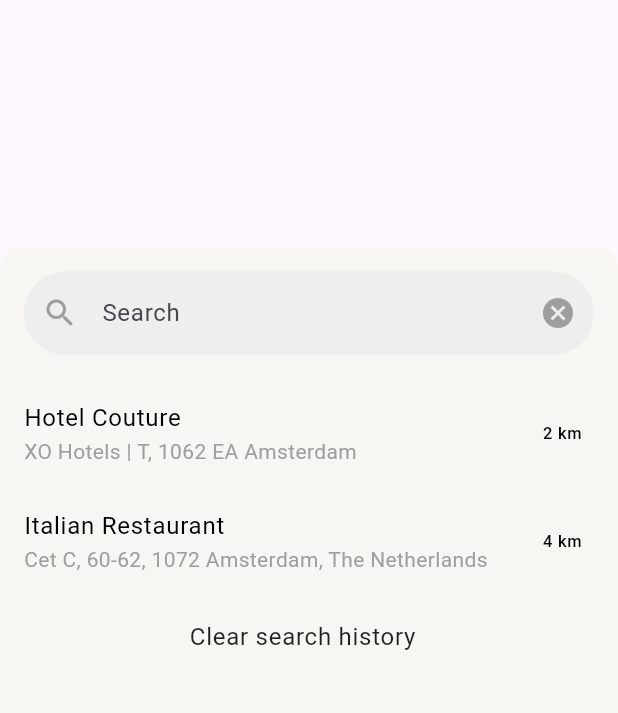
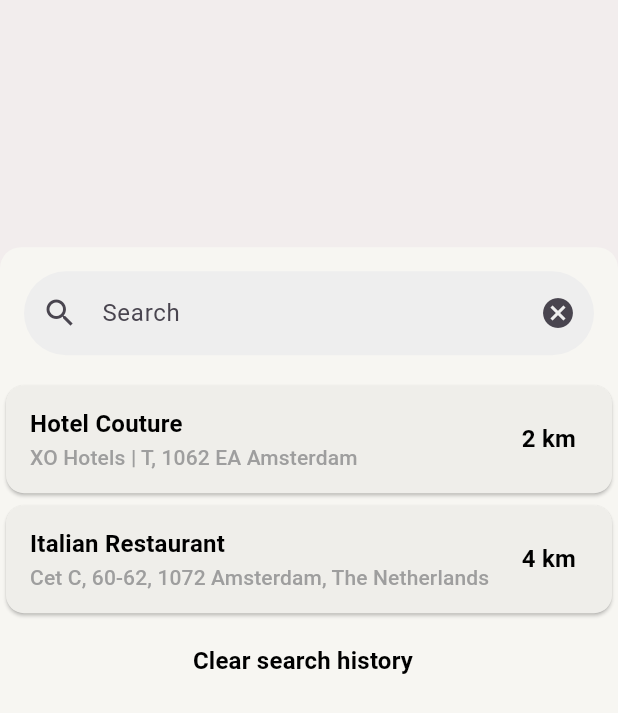
Before and after one commit to efedotof/GeoNotes, a Flutter app: the SearchScreen widget shown alone on an empty page, opened directly, on a phone screen of 412 x 824 dp. Shown: the top 713 px of the screen. Run offline on Flutter 3.47's test engine with Material 3 defaults, Android fonts, the phone set to English and light mode, and no system bars; our stand-ins replace auto_route, bloc, equatable, flutter_bloc, flutter_compass, flutter_map and 5 more; accounts and stored records are empty.

```diff
--- a/lib/features/map/cubit/map_state.dart
+++ b/lib/features/map/cubit/map_state.dart
@@ -11,8 +11,9 @@
 
 class MapLocationUpdated extends MapState {
   final LatLng location;
+  final String cityName;
 
-  const MapLocationUpdated({required this.location});
+  const MapLocationUpdated( {required this.location, required this.cityName,});
 
   @override
   List<Object?> get props => [location];
--- a/lib/features/search/view/search_screen.dart
+++ b/lib/features/search/view/search_screen.dart
@@ -28,9 +28,9 @@
                 child: TextField(
                   decoration: InputDecoration(
                     hintText: 'Search',
-                    prefixIcon: const Icon(Icons.search, color: Colors.grey),
+                    prefixIcon: const Icon(Icons.search),
                     suffixIcon: IconButton(
-                      icon: const Icon(Icons.cancel, color: Colors.grey),
+                      icon: const Icon(Icons.cancel),
                       onPressed: () {
 
                       },
@@ -44,27 +44,31 @@
                   ),
                 ),
               ),
-              ListTile(
-                title: const Text('Hotel Couture', style: TextStyle(color: Colors.black)),
-                subtitle: const Text('XO Hotels | T, 1062 EA Amsterdam', style: TextStyle(color: Colors.grey)),
-                trailing: const Text('2 km', style: TextStyle(color: Colors.black)),
+              Card(
+                child: ListTile(
+                  title:  Text('Hotel Couture', style: Theme.of(context).textTheme.titleMedium),
+                  subtitle:  Text('XO Hotels | T, 1062 EA Amsterdam', style: Theme.of(context).textTheme.titleSmall),
+                  trailing:  Text('2 km', style: Theme.of(context).textTheme.titleMedium),
                   onTap: () {
 
                   },
                 ),
-              ListTile(
-                title: const Text('Italian Restaurant', style: TextStyle(color: Colors.black)),
-                subtitle: const Text('Cet C, 60-62, 1072 Amsterdam, The Netherlands', style: TextStyle(color: Colors.grey)),
-                trailing: const Text('4 km', style: TextStyle(color: Colors.black)),
+              ),
+              Card(
+                child: ListTile(
+                  title:  Text('Italian Restaurant', style: Theme.of(context).textTheme.titleMedium),
+                  subtitle:  Text('Cet C, 60-62, 1072 Amsterdam, The Netherlands', style: Theme.of(context).textTheme.titleSmall),
+                  trailing:  Text('4 km', style: Theme.of(context).textTheme.titleMedium),
                   onTap: () {
 
                   },
                 ),
+              ),
               ListTile(
-                title: const Text(
+                title:  Text(
                   'Clear search history',
                   textAlign: TextAlign.center,
-                  style: TextStyle(color: Colors.black87),
+                  style:Theme.of(context).textTheme.titleMedium,
                 ),
                 onTap: () {
 
--- a/lib/main.dart
+++ b/lib/main.dart
@@ -11,8 +11,7 @@
 import 'route/app_route.dart';
 
 void main() async {
-  WidgetsFlutterBinding.
-  ensureInitialized();
+  WidgetsFlutterBinding.ensureInitialized();
 
   await SystemChrome.setPreferredOrientations([
     DeviceOrientation.portraitUp,
@@ -50,7 +49,7 @@
     return BlocBuilder<ThemeCubit, ThemeState>(
       builder: (context, state) {
         return MaterialApp.router(
-          theme: state.isDark ? lightTheme : dartTheme,
+          theme: state.isDark ? dartTheme: lightTheme ,
           routerConfig: _appRouter.config(),
           debugShowCheckedModeBanner: false,
         );
--- a/lib/theme/theme.dart
+++ b/lib/theme/theme.dart
@@ -3,7 +3,40 @@
 
 
 final dartTheme = ThemeData(
-  //  dartTheme
+  scaffoldBackgroundColor: const Color(0xFF101721),
+  bottomNavigationBarTheme: const BottomNavigationBarThemeData(
+
+    backgroundColor: Color(0xFFF2EDED),
+    selectedIconTheme: IconThemeData(
+      color: Color(0xFFDBDDDF),
+
+    ),
+    unselectedIconTheme: IconThemeData(
+      color: Color(0xFFDBDDDF),
+    ),
+    selectedItemColor: Color(0xFF7C7F85)
+  ),
+  cardTheme: const CardTheme(
+    color: Color(0xFFEFEEEA),
+  ),
+
+ textTheme: const TextTheme(
+    titleMedium: TextStyle(color: Colors.black, fontWeight: FontWeight.bold),
+    titleSmall:  TextStyle(color: Colors.grey),
+  ),
+
+  iconTheme: const IconThemeData(
+    color: Color(0xFF72777F),
+  ),
+
+  elevatedButtonTheme: ElevatedButtonThemeData(
+    style: ElevatedButton.styleFrom(
+      backgroundColor: const Color(0xFF102930),
+      minimumSize: const Size.fromHeight(50),
+    )
+  )
+
+
 );
 
 final lightTheme = ThemeData(
```
Also changed, not shown: lib/features/main_home/view/main_home_screen.dart (+0 -7 lines), lib/features/map/cubit/map_cubit.dart (+30 -8 lines), lib/features/route/view/route_screen.dart (+18 -32 lines), pubspec.lock, 4 other files. Lines whose indentation alone changed are shown as unchanged.
